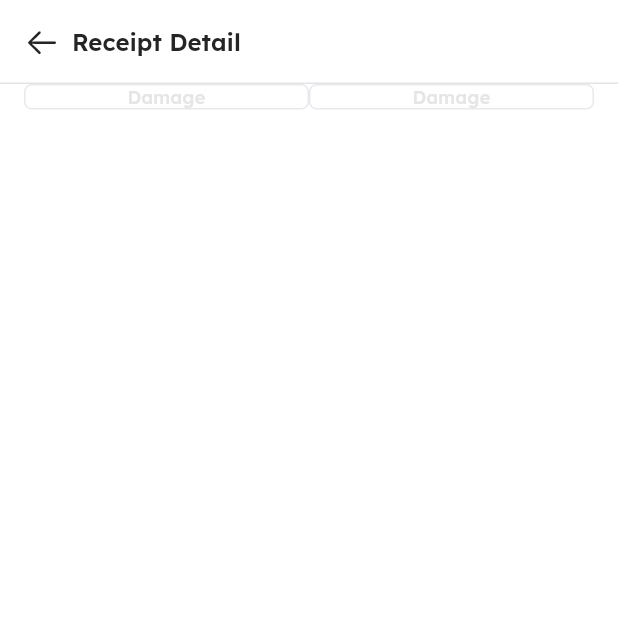
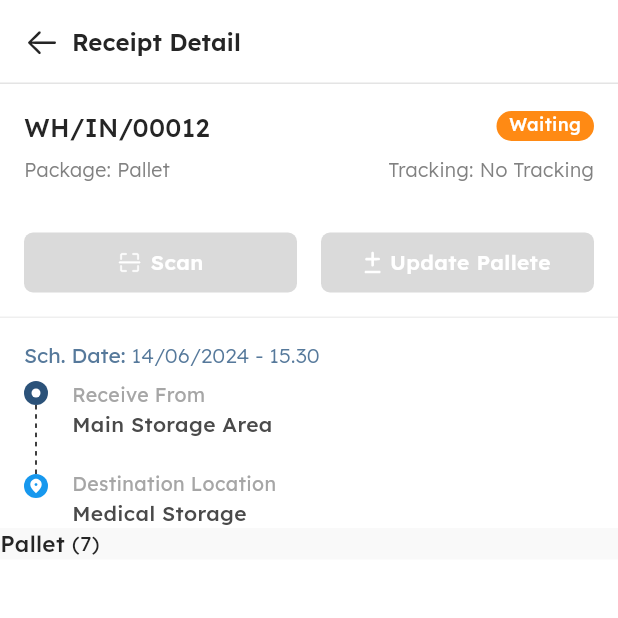
Before and after one commit to teguhw-scaleocean/inventory_3, a Flutter app: the screen it shows after launch, on a phone screen of 412 x 824 dp, the top half of it. Run offline on Flutter 3.47's test engine with Material 3 defaults, Android fonts, the phone set to English and light mode, and no system bars; drawn by our look-alikes of flutter_dash; our stand-ins replace device_preview, flutter_screenutil, flutter_svg.

Commit message:
receipt-detail-inprogress-5

```diff
--- a/lib/common/theme/color/color_name.dart
+++ b/lib/common/theme/color/color_name.dart
@@ -22,6 +22,7 @@ class ColorName {
   static const Color grey11Color = Color(0xFF9C9C9C);
   static const Color grey12Color = Color(0xFFE5E5E5);
   static const Color borderColor = Color(0xFFE9E9E9);
+  static const Color backgroundColor = Color(0xFFF9F9F9);
   static const Color redColor = Color(0xFFE81A0C);
   static const Color badgeRedColor = Color(0xFFEE4345);
   static const Color readyColor = Color(0xFF1798EE);
--- a/lib/presentation/receipt/screens/receipt_detail_screen.dart
+++ b/lib/presentation/receipt/screens/receipt_detail_screen.dart
@@ -1,4 +1,5 @@
 import 'package:flutter/material.dart';
+import 'package:flutter_dash/flutter_dash.dart';
 import 'package:flutter_svg/flutter_svg.dart';
 import 'package:inventory_v3/common/components/custom_app_bar.dart';
 import 'package:inventory_v3/common/components/custom_divider.dart';
@@ -23,147 +24,167 @@ class _ReceiptDetailScreenState extends State<ReceiptDetailScreen> {
     return SafeArea(
       child: Scaffold(
         appBar: const CustomAppBar(title: "Receipt Detail"),
-        body: Container(
-          padding: const EdgeInsets.symmetric(horizontal: 16),
+        // body: Container(
+        //   padding: const EdgeInsets.symmetric(horizontal: 16),
+        //   child: const Column(
+        //     children: [],
+        //   ),
+        // ),
+        body: ListView(
+          children: [
+            Container(
+              padding: const EdgeInsets.all(16.0),
               child: Column(
                 children: [
                   Row(
+                    mainAxisAlignment: MainAxisAlignment.spaceBetween,
                     children: [
-                  Flexible(child: buildOutlineButton(context, label: "Damage")),
-                  Flexible(child: buildOutlineButton(context, label: "Damage")),
+                      Text(
+                        "WH/IN/00012",
+                        style: BaseText.blackText17
+                            .copyWith(fontWeight: BaseText.medium),
+                      ),
+                      const StatusBadge(
+                        status: "Waiting",
+                        color: ColorName.waitingColor,
+                      ),
                     ],
+                  ),
+                  8.height,
+                  Row(
+                    mainAxisAlignment: MainAxisAlignment.spaceBetween,
+                    children: [
+                      Text(
+                        "Package: Pallet",
+                        style: BaseText.grey1Text13
+                            .copyWith(fontWeight: BaseText.light),
+                      ),
+                      Text(
+                        "Tracking: No Tracking",
+                        style: BaseText.grey1Text13
+                            .copyWith(fontWeight: BaseText.light),
+                      )
+                    ],
+                  ),
+                ],
+              ),
+            ),
+            16.height,
+            Padding(
+              padding: const EdgeInsets.symmetric(horizontal: 16),
+              child: Row(
+                children: [
+                  Flexible(
+                    child: DisableButton(
+                      height: 40,
+                      width: double.infinity,
+                      iconWidget: SvgPicture.asset(
+                        LocalImages.scanIcons,
+                        color: ColorName.whiteColor,
+                      ),
+                      title: "Scan",
+                    ),
+                  ),
+                  16.width,
+                  Flexible(
+                    child: DisableButton(
+                      height: 40,
+                      width: double.infinity,
+                      // width: 156,
+                      iconWidget:
+                          SvgPicture.asset(LocalImages.updatePalleteIcons),
+                      title: "Update Pallete",
+                    ),
+                  ),
+                ],
+              ),
+            ),
+            16.height,
+            const CustomDivider(height: 1.0, color: ColorName.grey9Color),
+            16.height,
+            Container(
+              padding: const EdgeInsets.symmetric(horizontal: 16),
+              child: Column(
+                crossAxisAlignment: CrossAxisAlignment.start,
+                children: [
+                  RichText(
+                    text: TextSpan(children: [
+                      TextSpan(
+                        text: "Sch. Date: ",
+                        style: BaseText.baseTextStyle.copyWith(
+                          fontSize: 14,
+                          color: ColorName.dateTimeColor,
+                        ),
+                      ),
+                      TextSpan(
+                        text: "14/06/2024 - 15.30",
+                        style: BaseText.baseTextStyle.copyWith(
+                          fontSize: 14,
+                          fontWeight: BaseText.light,
+                          color: ColorName.dateTimeColor,
+                        ),
+                      )
+                    ]),
+                  ),
+                  8.height,
+                  Row(
+                    crossAxisAlignment: CrossAxisAlignment.start,
+                    children: [
+                      Column(
+                        crossAxisAlignment: CrossAxisAlignment.center,
+                        children: [
+                          SvgPicture.asset(LocalImages.receiveIcon),
+                          const Dash(
+                            direction: Axis.vertical,
+                            dashLength: 3,
+                            length: 46,
+                          ),
+                          SvgPicture.asset(LocalImages.destinationIcon),
+                        ],
+                      ),
+                      16.width,
+                      Column(
+                        crossAxisAlignment: CrossAxisAlignment.start,
+                        children: [
+                          buildPlaceStepper(
+                            label: "Receive From",
+                            location: "Main Storage Area",
+                          ),
+                          20.height,
+                          buildPlaceStepper(
+                            label: "Destination Location",
+                            location: "Medical Storage",
+                          )
+                        ],
+                      ),
+                    ],
+                  ),
+                ],
+              ),
+            ),
+            Expanded(
+              child: Container(
+                color: ColorName.backgroundColor,
+                child: Row(
+                  children: [
+                    Text(
+                      "Pallet ",
+                      style: BaseText.black2Text15
+                          .copyWith(fontWeight: BaseText.medium),
+                    ),
+                    Text(
+                      "(7)",
+                      style: BaseText.black2TextStyle.copyWith(
+                        fontSize: 14,
+                        fontWeight: BaseText.regular,
+                      ),
                     )
                   ],
                 ),
               ),
-        // body: ListView(
-        //   children: [
-        //     Container(
-        //       padding: const EdgeInsets.all(16.0),
-        //       child: Column(
-        //         children: [
-        //           Row(
-        //             mainAxisAlignment: MainAxisAlignment.spaceBetween,
-        //             children: [
-        //               Text(
-        //                 "WH/IN/00012",
-        //                 style: BaseText.blackText17
-        //                     .copyWith(fontWeight: BaseText.medium),
-        //               ),
-        //               const StatusBadge(
-        //                 status: "Waiting",
-        //                 color: ColorName.waitingColor,
-        //               ),
-        //             ],
-        //           ),
-        //           8.height,
-        //           Row(
-        //             mainAxisAlignment: MainAxisAlignment.spaceBetween,
-        //             children: [
-        //               Text(
-        //                 "Package: Pallet",
-        //                 style: BaseText.grey1Text13
-        //                     .copyWith(fontWeight: BaseText.light),
-        //               ),
-        //               Text(
-        //                 "Tracking: No Tracking",
-        //                 style: BaseText.grey1Text13
-        //                     .copyWith(fontWeight: BaseText.light),
-        //               )
-        //             ],
-        //           ),
-        //         ],
-        //       ),
-        //     ),
-        //     16.height,
-        //     Padding(
-        //       padding: const EdgeInsets.symmetric(horizontal: 16),
-        //       child: Row(
-        //         children: [
-        //           Flexible(
-        //             child: DisableButton(
-        //               height: 40,
-        //               width: double.infinity,
-        //               iconWidget: SvgPicture.asset(
-        //                 LocalImages.scanIcons,
-        //                 color: ColorName.whiteColor,
-        //               ),
-        //               title: "Scan",
-        //             ),
-        //           ),
-        //           16.width,
-        //           Flexible(
-        //             child: DisableButton(
-        //               height: 40,
-        //               width: double.infinity,
-        //               // width: 156,
-        //               iconWidget:
-        //                   SvgPicture.asset(LocalImages.updatePalleteIcons),
-        //               title: "Update Pallete",
-        //             ),
-        //           ),
-        //         ],
-        //       ),
-        //     ),
-        //     16.height,
-        //     const CustomDivider(height: 1.0, color: ColorName.grey9Color),
-        //     16.height,
-        //     Container(
-        //       padding: const EdgeInsets.symmetric(horizontal: 16),
-        //       child: Column(
-        //         crossAxisAlignment: CrossAxisAlignment.start,
-        //         children: [
-        //           RichText(
-        //             text: TextSpan(children: [
-        //               TextSpan(
-        //                 text: "Sch. Date: ",
-        //                 style: BaseText.baseTextStyle.copyWith(
-        //                   fontSize: 14,
-        //                   color: ColorName.dateTimeColor,
-        //                 ),
-        //               ),
-        //               TextSpan(
-        //                 text: "14/06/2024 - 15.30",
-        //                 style: BaseText.baseTextStyle.copyWith(
-        //                   fontSize: 14,
-        //                   fontWeight: BaseText.light,
-        //                   color: ColorName.dateTimeColor,
-        //                 ),
-        //               )
-        //             ]),
-        //           ),
-        //           8.height,
-        //           Row(
-        //             children: [
-        //               Column(
-        //                 crossAxisAlignment: CrossAxisAlignment.center,
-        //                 children: [
-        //                   SvgPicture.asset(LocalImages.receiveIcon),
-        //                   SvgPicture.asset(LocalImages.lineIcon),
-        //                   SvgPicture.asset(LocalImages.destinationIcon),
-        //                 ],
-        //               ),
-        //               16.width,
-        //               Column(
-        //                 children: [
-        //                   buildPlaceStepper(
-        //                     label: "Receive From",
-        //                     location: "Main Storage Area",
-        //                   ),
-        //                   24.height,
-        //                   buildPlaceStepper(
-        //                     label: "Destination Location",
-        //                     location: "Medical Storage",
-        //                   )
-        //                 ],
-        //               ),
-        //             ],
-        //           ),
-        //         ],
-        //       ),
-        //     ),
-        //   ],
-        // ),
+            )
+          ],
+        ),
       ),
     );
   }
@@ -183,8 +204,11 @@ class _ReceiptDetailScreenState extends State<ReceiptDetailScreen> {
               width: 1,
             )),
         elevation: 0,
-        child: SizedBox(
+        child: Container(
+          height: 36,
           width: double.infinity,
+          padding: const EdgeInsets.symmetric(vertical: 10),
+          child: Center(
             child: Text(
               label,
               textAlign: TextAlign.center,
@@ -193,6 +217,7 @@ class _ReceiptDetailScreenState extends State<ReceiptDetailScreen> {
                     fontSize: 12,
                     fontWeight: BaseText.medium,
                     color: ColorName.grey12Color,
+                  ),
             ),
           ),
         ));
@@ -327,9 +352,11 @@ class _ReceiptDetailScreenState extends State<ReceiptDetailScreen> {
     );
   }
 
-  Column buildPlaceStepper({required String label, required String location}) {
-    return Column(
+  Widget buildPlaceStepper({required String label, required String location}) {
+    return Container(
+      child: Column(
         crossAxisAlignment: CrossAxisAlignment.start,
+        mainAxisAlignment: MainAxisAlignment.start,
         mainAxisSize: MainAxisSize.min,
         children: [
           Text(
@@ -341,6 +368,17 @@ class _ReceiptDetailScreenState extends State<ReceiptDetailScreen> {
             style: BaseText.grey10Text14.copyWith(fontWeight: BaseText.medium),
           )
         ],
+      ),
+    );
+  }
+
+  Widget buildPalletButtonSection() {
+    return Row(
+      children: [
+        Flexible(child: buildOutlineButton(context, label: "Damage")),
+        12.width,
+        Flexible(child: buildOutlineButton(context, label: "Return")),
+      ],
     );
   }
 }
--- a/pubspec.yaml
+++ b/pubspec.yaml
@@ -14,6 +14,7 @@ dependencies:
   device_preview: ^1.1.0
   flutter:
     sdk: flutter
+  flutter_dash: ^1.0.0
   flutter_screenutil: ^5.9.0
   flutter_svg: ^2.0.9
   go_router: ^13.2.1
```
Also changed, not shown: pubspec.lock. Lines whose indentation alone changed are shown as unchanged.
